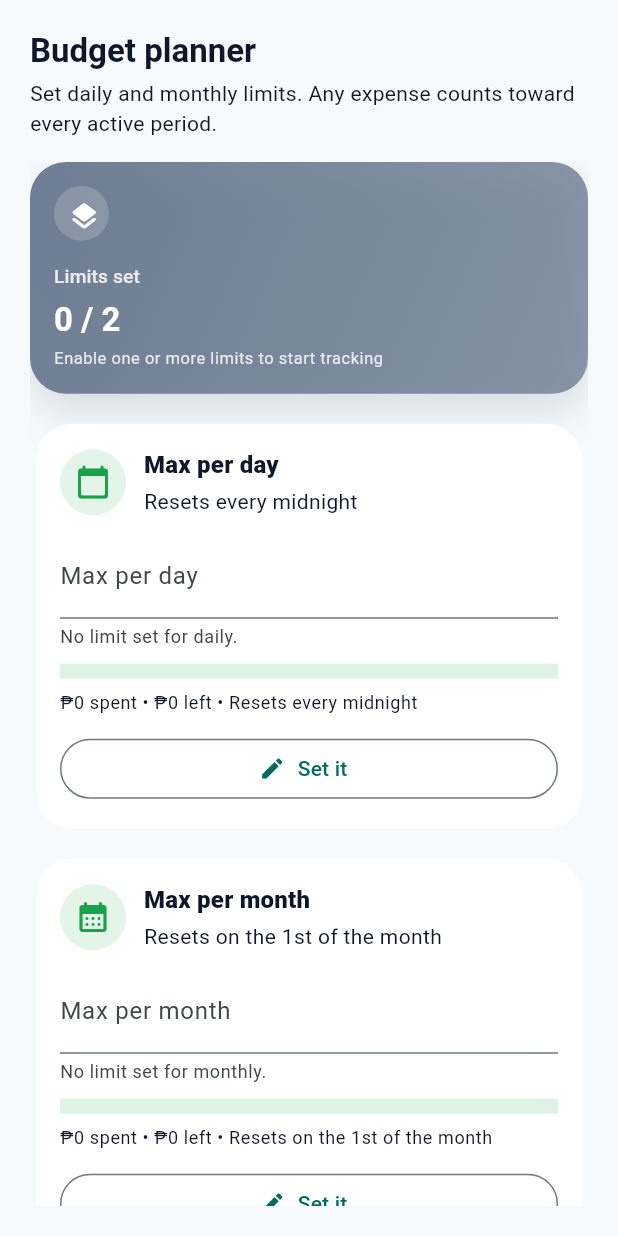
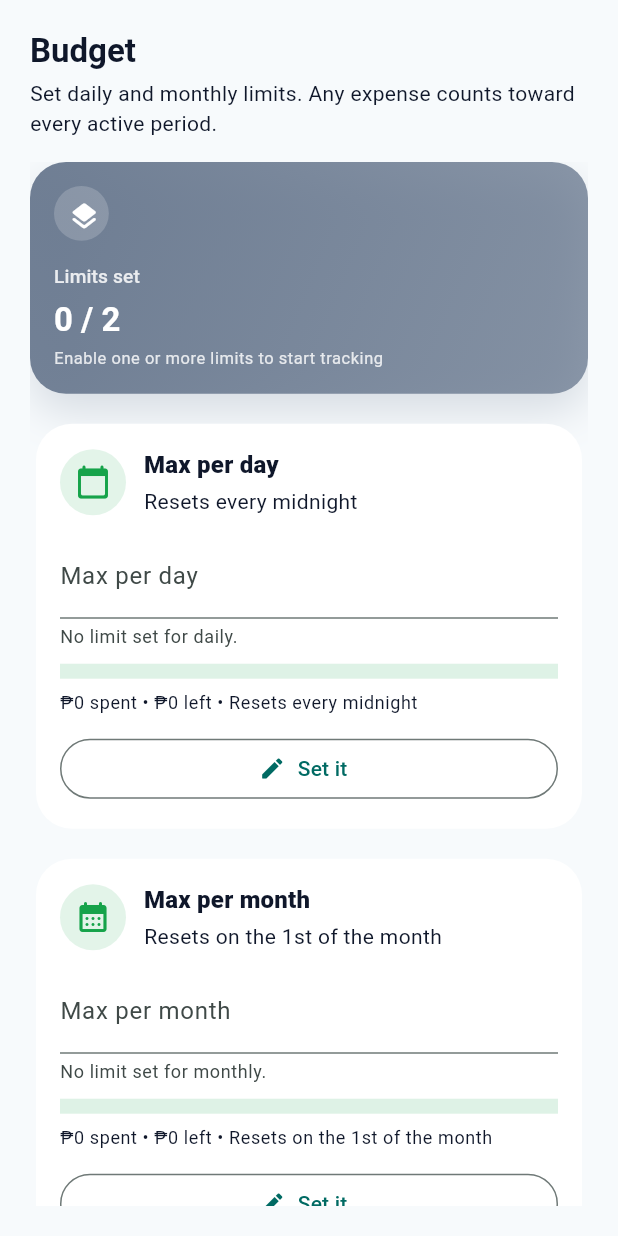
Before and after one commit to cjaayy/Budget-Buddy, a Flutter app: the BudgetPlannerScreen screen opened directly, on a phone screen of 412 x 824 dp. Run offline on Flutter 3.47's test engine with Material 3 defaults, Android fonts, the phone set to English and light mode, and no system bars; our stand-ins replace flutter_local_notifications, flutter_riverpod, hive_flutter, share_plus, shared_preferences; accounts and stored records are empty.

Commit message:
feat: update section title in budget planner screen for clarity

```diff
--- a/lib/features/budget/budget_planner_screen.dart
+++ b/lib/features/budget/budget_planner_screen.dart
@@ -67,7 +67,7 @@ class _BudgetPlannerScreenState extends ConsumerState<BudgetPlannerScreen> {
             crossAxisAlignment: CrossAxisAlignment.start,
             children: <Widget>[
               const SectionTitle(
-                title: 'Budget planner',
+                title: 'Budget',
                 subtitle:
                     'Set daily and monthly limits. Any expense counts toward every active period.',
               ),
```
